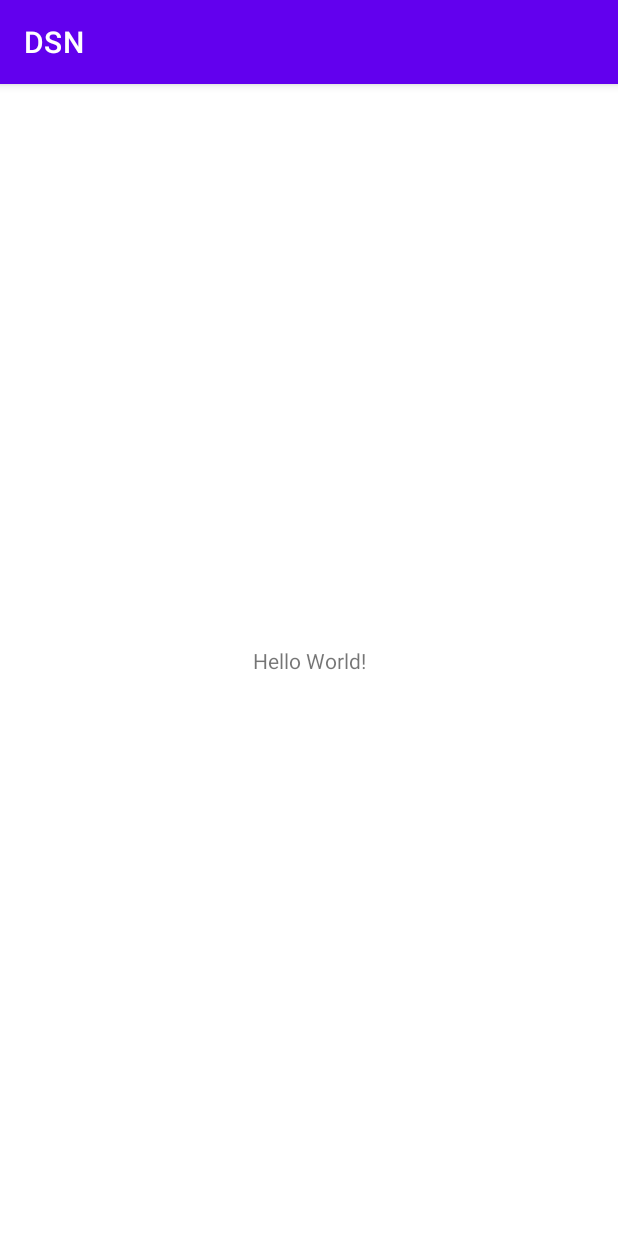
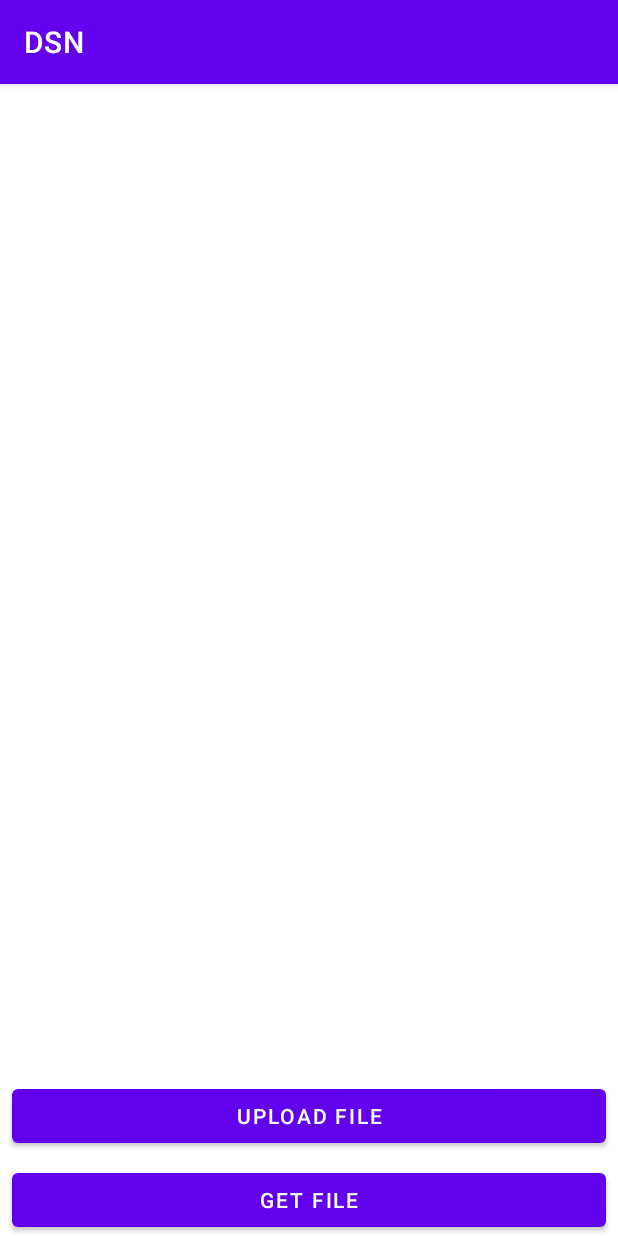
Before and after one commit to Ehtesham599/DSN, an Android app: the screen it shows after launch (MainActivity), on a phone screen of 412 x 824 dp. Run offline under Robolectric (Android 15) with nearby library versions, the phone set to English and light mode, and no system bars.

```diff
--- a/app/src/main/java/com/example/dsn/activities/SplashScreen.java
+++ b/app/src/main/java/com/example/dsn/activities/SplashScreen.java
@@ -3,13 +3,34 @@ package com.example.dsn.activities;
 import androidx.appcompat.app.AppCompatActivity;
 import com.example.dsn.R;
 
+import android.content.Intent;
 import android.os.Bundle;
+import android.os.Handler;
 
+
+/**
+ * Enables an intro for the user and help navigate to the appropriate screen
+ * TODO : check user Auth status
+ * TODO : initialize node
+ */
 public class SplashScreen extends AppCompatActivity {
 
     @Override
     protected void onCreate(Bundle savedInstanceState) {
         super.onCreate(savedInstanceState);
         setContentView(R.layout.activity_splash_screen);
+        navigateToMainActivity();
+
     }
+
+    private void navigateToMainActivity(){
+        Handler handler = new Handler();
+        handler.postDelayed(() -> {
+            Intent intent = new Intent(SplashScreen.this, MainActivity.class);
+            startActivity(intent);
+            finish();
+        }, 4000);
+    }
+
+
 }
--- /dev/null
+++ b/app/src/main/java/com/example/dsn/constants/AppConstants.java
@@ -0,0 +1,6 @@
+package com.example.dsn.constants;
+
+public class AppConstants {
+
+    public static final int CHUNK_SIZE = 1024*256;
+}
--- a/app/src/main/java/com/example/dsn/services/AES.java
+++ b/app/src/main/java/com/example/dsn/services/AES.java
@@ -12,6 +12,7 @@ import java.security.MessageDigest;
 import java.security.SecureRandom;
 import java.util.Base64;
 
+import android.util.Base64.*;
 /**
  * This class enables to carry out the service of AES SHA-256 encryption and decryption.
  * @author Mohammed Ehtesham Ahmed
--- a/app/src/main/res/layout/activity_main.xml
+++ b/app/src/main/res/layout/activity_main.xml
@@ -4,15 +4,44 @@
     xmlns:tools="http://schemas.android.com/tools"
     android:layout_width="match_parent"
     android:layout_height="match_parent"
-    tools:context=".activities.MainActivity">
+    tools:context=".activities.MainActivity"
 
-    <TextView
-        android:layout_width="wrap_content"
-        android:layout_height="wrap_content"
-        android:text="Hello World!"
+
+    >
+
+    <androidx.constraintlayout.widget.ConstraintLayout
+        android:id="@+id/functionality_layout"
+        android:layout_width="match_parent"
+        android:layout_height="match_parent"
         app:layout_constraintBottom_toBottomOf="parent"
-        app:layout_constraintLeft_toLeftOf="parent"
-        app:layout_constraintRight_toRightOf="parent"
-        app:layout_constraintTop_toTopOf="parent" />
+        app:layout_constraintEnd_toEndOf="parent"
+        app:layout_constraintStart_toStartOf="parent">
 
+        <Button
+            android:id="@+id/button_retrieve"
+            android:layout_width="0dp"
+            android:layout_height="wrap_content"
+            android:layout_marginStart="8dp"
+            android:layout_marginLeft="8dp"
+            android:layout_marginEnd="8dp"
+            android:layout_marginRight="8dp"
+            android:text="@string/get_file"
+            app:layout_constraintBottom_toBottomOf="parent"
+            app:layout_constraintEnd_toEndOf="parent"
+            app:layout_constraintStart_toStartOf="parent" />
+
+        <Button
+            android:id="@+id/button_upload"
+            android:layout_width="0dp"
+            android:layout_height="wrap_content"
+            android:layout_marginStart="8dp"
+            android:layout_marginLeft="8dp"
+            android:layout_marginEnd="8dp"
+            android:layout_marginRight="8dp"
+            android:layout_marginBottom="8dp"
+            android:text="@string/upload_file"
+            app:layout_constraintBottom_toTopOf="@+id/button_retrieve"
+            app:layout_constraintEnd_toEndOf="parent"
+            app:layout_constraintStart_toStartOf="parent" />
+    </androidx.constraintlayout.widget.ConstraintLayout>
 </androidx.constraintlayout.widget.ConstraintLayout>
--- a/app/src/main/res/values/strings.xml
+++ b/app/src/main/res/values/strings.xml
@@ -1,4 +1,6 @@
 <resources>
     <string name="app_name">DSN</string>
     <string name="splash_screen_background">Splash screen background</string>
+    <string name="get_file">Get file</string>
+    <string name="upload_file">Upload File</string>
 </resources>
```
Also changed, not shown: app/src/main/AndroidManifest.xml (+6 -4 lines), app/src/main/java/com/example/dsn/activities/MainActivity.java (+58 -2 lines), app/src/main/java/com/example/dsn/services/DataHandler.java (added, +67 -0 lines), app/src/main/java/com/example/dsn/services/FileAccess.java (added, +56 -0 lines), app/src/main/java/com/example/dsn/utils/FileUtils.java (added, +391 -0 lines).
